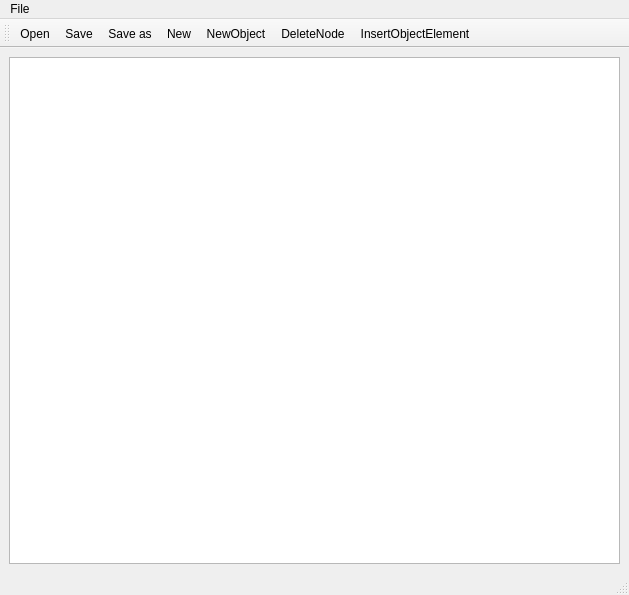
Before: the Qt Designer form mainwindow.ui in AnejVovcak/EGUI2023L-Vovcak-Anej, drawn with Qt 5.
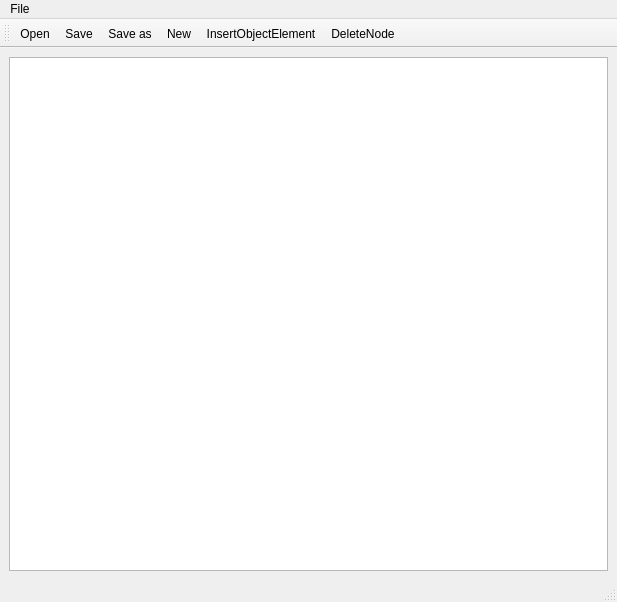
After: the same form once the commit is applied. Icons and pictures are not drawn.

Diff of the .ui file:
```diff
--- a/mainwindow.ui
+++ b/mainwindow.ui
@@ -6,15 +6,15 @@
    <rect>
     <x>0</x>
     <y>0</y>
-    <width>629</width>
-    <height>595</height>
+    <width>617</width>
+    <height>602</height>
    </rect>
   </property>
   <property name="windowTitle">
    <string>MainWindow</string>
   </property>
   <widget class="QWidget" name="centralwidget">
-   <layout class="QHBoxLayout" name="horizontalLayout">
+   <layout class="QVBoxLayout" name="verticalLayout_2">
     <item>
      <widget class="QTreeView" name="treeView"/>
     </item>
@@ -25,7 +25,7 @@
     <rect>
      <x>0</x>
      <y>0</y>
-     <width>629</width>
+     <width>617</width>
      <height>26</height>
     </rect>
    </property>
@@ -55,9 +55,8 @@
    <addaction name="actionSave"/>
    <addaction name="actionSave_as"/>
    <addaction name="actionNew"/>
-   <addaction name="actionNewObject"/>
-   <addaction name="actiondeleteNode"/>
    <addaction name="insert_object_element"/>
+   <addaction name="actiondeleteNode"/>
   </widget>
   <action name="actionOpen">
    <property name="icon">
```
Left out of the diff: 19 changed lines with no effect on the pictures.
